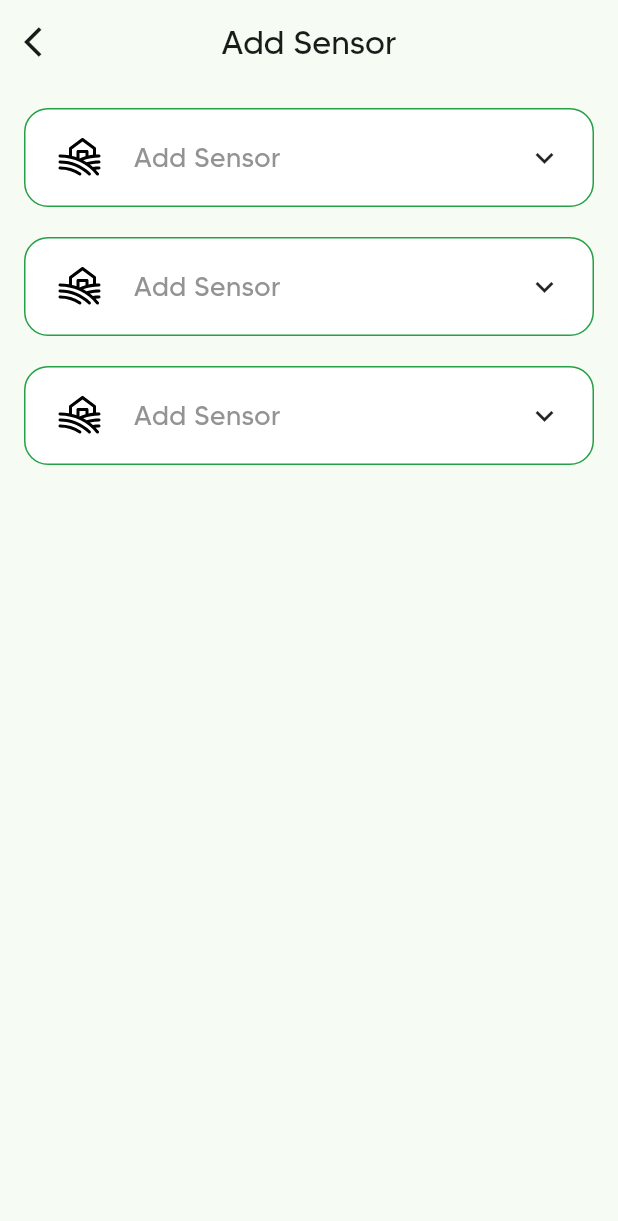
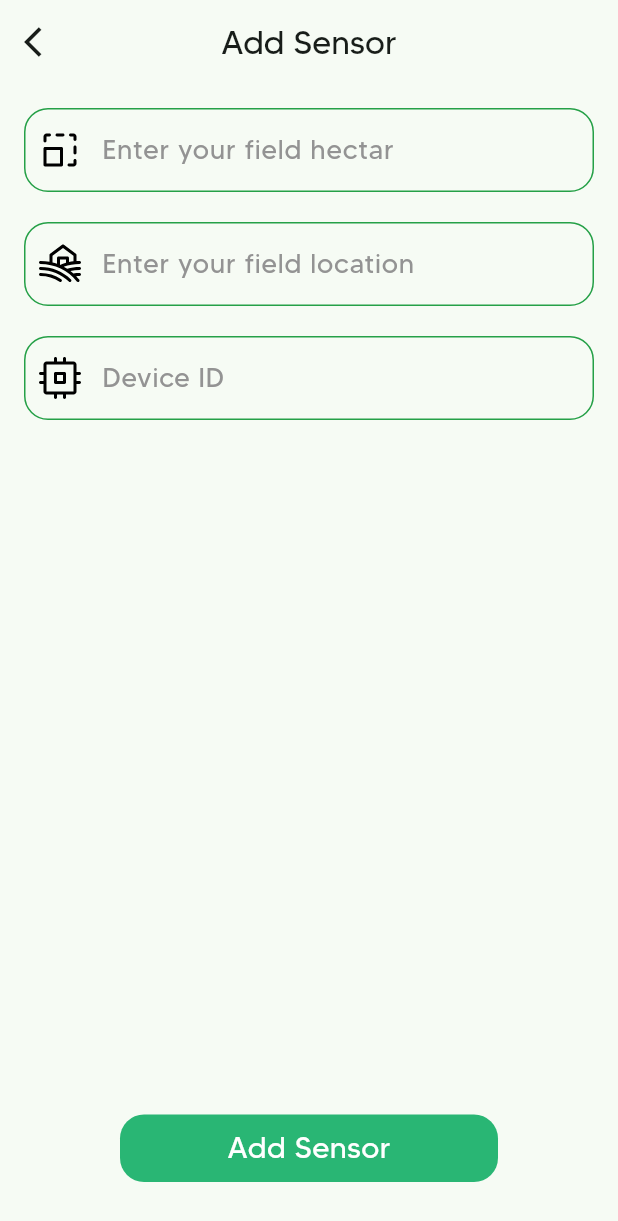
Before and after one commit to tyncmn/agrocoda-mobile, a Flutter app: the AddCencorView screen opened by its route, on a phone screen of 412 x 824 dp. Shown: the top 1221 px of the screen. Run offline on Flutter 3.47's test engine with Material 3 defaults, Android fonts, the phone set to English and light mode, and no system bars; our stand-ins replace auto_route, dio, fl_chart, flutter_riverpod, flutter_svg, logger and 2 more; generated files the repository leaves out were written again.

Commit message:
Refactor addField method to use FieldRequest model in services.dart, repository.dart, and services.g.dart

```diff
--- /dev/null
+++ b/lib/controllers/field_controller.dart
@@ -0,0 +1,25 @@
+import 'package:cookers_app/models/request.dart';
+import 'package:cookers_app/services/repository.dart';
+import 'package:flutter_riverpod/flutter_riverpod.dart';
+
+final fieldController = StateNotifierProvider<FieldController, AsyncValue<void>>(
+  (ref) {
+    final repository = ref.watch(repositoryProvider);
+    return FieldController(repository);
+  },
+);
+
+class FieldController extends StateNotifier<AsyncValue<void>> {
+  final Repository _repository;
+  FieldController(this._repository) : super(const AsyncValue.loading());
+
+  Future<void> addField(FieldRequest request) async {
+    try {
+      state = const AsyncValue.loading();
+      await _repository.addField(request);
+      state = const AsyncValue.data(null);
+    } catch (e, stk) {
+      state = AsyncValue.error(e, stk);
+    }
+  }
+}
--- a/lib/services/repository.dart
+++ b/lib/services/repository.dart
@@ -21,9 +21,9 @@ class Repository {
     }
   }
 
-  Future<void> addField(Map<String, dynamic> body) async {
+  Future<void> addField(FieldRequest request) async {
     try {
-      await _services.addField(body);
+      await _services.addField(request);
     } catch (e) {
       rethrow;
     }
--- a/lib/services/services.dart
+++ b/lib/services/services.dart
@@ -30,7 +30,7 @@ abstract class Services {
   );
 
   @POST('field')
-  Future<FieldModel> addField(@Body() Map<String, dynamic> body);
+  Future<FieldModel> addField(@Body() FieldRequest request);
 
   @POST('field/{id}')
   Future<void> addField2(
--- a/lib/view/add_cencor_view.dart
+++ b/lib/view/add_cencor_view.dart
@@ -1,10 +1,39 @@
 import 'package:auto_route/auto_route.dart';
+import 'package:cookers_app/controllers/field_controller.dart';
+import 'package:cookers_app/models/request.dart';
+import 'package:cookers_app/widgets/button.dart';
 import 'package:flutter/material.dart';
+import 'package:flutter_riverpod/flutter_riverpod.dart';
 import 'package:flutter_svg/flutter_svg.dart';
 
 @RoutePage()
-class AddCencorView extends StatelessWidget {
+class AddCencorView extends ConsumerStatefulWidget {
   const AddCencorView({super.key});
+
+  @override
+  ConsumerState<AddCencorView> createState() => _AddCencorViewState();
+}
+
+class _AddCencorViewState extends ConsumerState<AddCencorView> {
+  late final TextEditingController _locController;
+  late final TextEditingController _deviceController;
+  late final TextEditingController _hectarController;
+
+  @override
+  void initState() {
+    super.initState();
+    _locController = TextEditingController();
+    _deviceController = TextEditingController();
+    _hectarController = TextEditingController();
+  }
+
+  @override
+  void dispose() {
+    super.dispose();
+    _locController.dispose();
+    _deviceController.dispose();
+    _hectarController.dispose();
+  }
 
   @override
   Widget build(BuildContext context) {
@@ -17,15 +46,51 @@ class AddCencorView extends StatelessWidget {
           onPressed: () => Navigator.pop(context),
         ),
       ),
-      body: const Padding(
-        padding: EdgeInsets.all(16),
+      body: Padding(
+        padding: const EdgeInsets.all(16),
         child: Column(
           children: [
-            SensorField(),
-            SizedBox(height: 20),
-            SensorField(),
-            SizedBox(height: 20),
-            SensorField(),
+            const SensorTextField(
+              icon: 'assets/components/hectar.svg',
+              title: 'Enter your field hectar',
+              keyboardType: TextInputType.number,
+            ),
+            const SizedBox(height: 20),
+            const SensorTextField(
+              icon: 'assets/components/farm.svg',
+              title: 'Enter your field location',
+            ),
+            const SizedBox(height: 20),
+            const SensorTextField(
+              icon: 'assets/components/device.svg',
+              title: 'Device ID',
+              keyboardType: TextInputType.number,
+            ),
+            const Spacer(),
+            Padding(
+              padding: const EdgeInsets.symmetric(horizontal: 64),
+              child: CustomButton(
+                title: 'Add Sensor',
+                color: Theme.of(context).primaryColor,
+                textStyle: const TextStyle(
+                  color: Colors.white,
+                  fontSize: 20,
+                  fontWeight: FontWeight.w400,
+                ),
+                onTap: () {
+                  final controller = ref.read(fieldController.notifier);
+
+                  controller.addField(
+                    FieldRequest(
+                      arduino: int.tryParse(_deviceController.text) ?? 0,
+                      loc: _locController.text,
+                      area: int.tryParse(_hectarController.text) ?? 0,
+                    ),
+                  );
+                },
+              ),
+            ),
+            const SizedBox(height: 20),
           ],
         ),
       ),
@@ -33,42 +98,59 @@ class AddCencorView extends StatelessWidget {
   }
 }
 
-class SensorField extends StatelessWidget {
-  const SensorField({
-    super.key,
-  });
+class SensorTextField extends StatelessWidget {
+  const SensorTextField({
+    Key? key,
+    required this.icon,
+    required this.title,
+    this.controller,
+    this.hintText,
+    this.keyboardType,
+  }) : super(key: key);
+
+  final String icon;
+  final String title;
+  final TextEditingController? controller;
+  final String? hintText;
+  final TextInputType? keyboardType;
 
   @override
   Widget build(BuildContext context) {
-    return Container(
-      padding: const EdgeInsets.symmetric(horizontal: 20, vertical: 16),
-      decoration: BoxDecoration(
-        color: Colors.white,
-        borderRadius: BorderRadius.circular(16),
-        border: Border.all(
-          color: const Color(0xFF25A047),
+    return TextField(
+      controller: controller,
+      keyboardType: keyboardType,
+      decoration: InputDecoration(
+        prefixIcon: Padding(
+          padding: const EdgeInsets.all(8.0),
+          child: SvgPicture.asset(
+            icon,
+          ),
         ),
-      ),
-      child: Row(
-        children: [
-          SvgPicture.asset(
-            'assets/components/farm.svg',
-            width: 32,
+        hintText: hintText,
+        labelText: title,
+        labelStyle: const TextStyle(
+          color: Color(0xFF939393),
+          fontSize: 18,
+          fontWeight: FontWeight.w400,
+        ),
+        border: OutlineInputBorder(
+          borderRadius: BorderRadius.circular(16),
+          borderSide: const BorderSide(
+            color: Color(0xFF25A047),
           ),
-          const SizedBox(width: 20),
-          const Text(
-            'Add Sensor',
-            style: TextStyle(
-              color: Color(0xFF939393),
-              fontSize: 18,
-              fontWeight: FontWeight.w400,
-            ),
+        ),
+        focusedBorder: OutlineInputBorder(
+          borderRadius: BorderRadius.circular(16),
+          borderSide: const BorderSide(
+            color: Color(0xFF25A047),
           ),
-          const Spacer(),
-          const Icon(
-            Icons.keyboard_arrow_down,
-          )
-        ],
+        ),
+        enabledBorder: OutlineInputBorder(
+          borderRadius: BorderRadius.circular(16),
+          borderSide: const BorderSide(
+            color: Color(0xFF25A047),
+          ),
+        ),
       ),
     );
   }
```
Also changed, not shown: assets/components/crop.svg (added), assets/components/device.svg (added), assets/components/hectar.svg (added), lib/services/services.g.dart.
